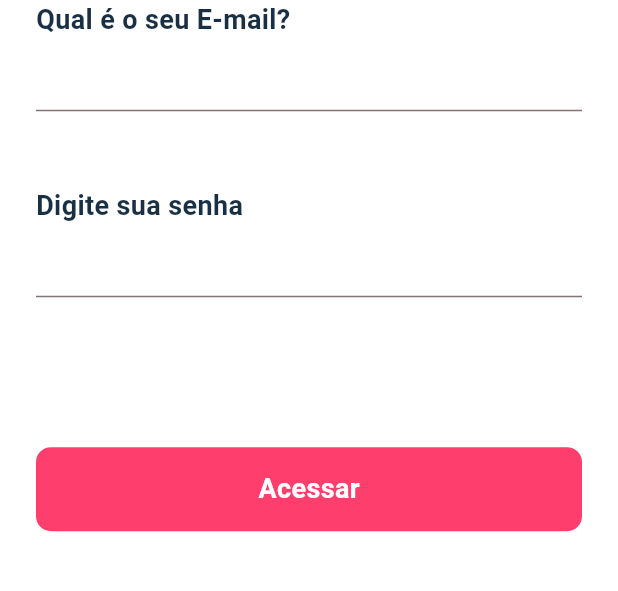
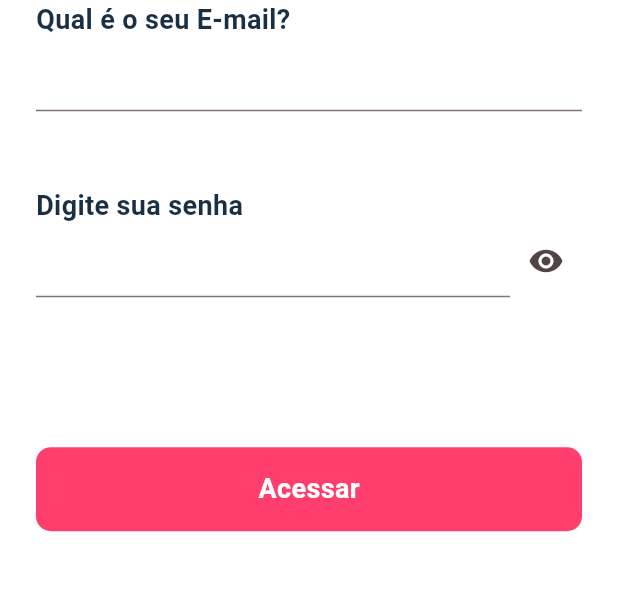
Before and after one commit to CaioCesarLima/igrejoteca-app, a Flutter app: the screen it shows after launch, after a tap on "Log in", on a phone screen of 412 x 824 dp, the part 337-928 px from its top. Run offline on Flutter 3.47's test engine with Material 2 defaults, Android fonts, the light colour scheme and no system bars; our stand-ins replace bloc, firebase_core, firebase_messaging, flutter_bloc, flutter_local_notifications, flutter_secure_storage and 6 more; accounts and stored records are empty; network calls fail.

Commit message:
obscure password

```diff
--- a/lib/main.dart
+++ b/lib/main.dart
@@ -5,7 +5,6 @@
 import 'package:igrejoteca_app/core/theme/theme_data.dart';
 import 'package:igrejoteca_app/core/utils/firebase_notification/firebase_messaging_service.dart';
 import 'package:igrejoteca_app/core/utils/notifications.dart';
-import 'package:permission_handler/permission_handler.dart';
 import 'package:rx_notifier/rx_notifier.dart';
 import 'core/router/router.dart' as router;
 
--- a/lib/modules/login/UI/pages/login_page.dart
+++ b/lib/modules/login/UI/pages/login_page.dart
@@ -25,6 +25,7 @@
   late AuthBloc authBloc;
   final TextEditingController _emailController = TextEditingController();
   final TextEditingController _passwordController = TextEditingController();
+  bool obscurePassword = true;
 
   @override
   void initState() {
@@ -70,9 +71,20 @@
             Padding(
               padding: const EdgeInsets.symmetric(
                   horizontal: Consts.khorintalPading),
-              child: AppTextFieldWidget(
-                controller: _passwordController,
-                obscure: true,
+              child: Row(
+                children: [
+                  Expanded(
+                    child: AppTextFieldWidget(
+                      controller: _passwordController,
+                      obscure: obscurePassword,
+                    ),
+                  ),
+                  IconButton(onPressed: (){
+                    setState(() {
+                      obscurePassword = !obscurePassword;
+                    });
+                  }, icon: Icon(obscurePassword ? Icons.visibility : Icons.visibility_off))
+                ],
               ),
             ),
             const SizedBox(
--- a/lib/modules/quiz/UI/pages/quiz_page.dart
+++ b/lib/modules/quiz/UI/pages/quiz_page.dart
@@ -57,7 +57,9 @@
                           ? Text(authState.user.scoreQuiz.toString())
                           : const Text("2000"),
                       IconButton(onPressed: () {
-                        Navigator.of(context).pushNamed(RankPage.route);
+                        Navigator.of(context).pushNamed(RankPage.route).then((value) {
+                          _quizBloc.add(GetQuestionEvent());
+                        });
                       }, icon: const Icon(Icons.flag))
                     ],
                   ),
```
